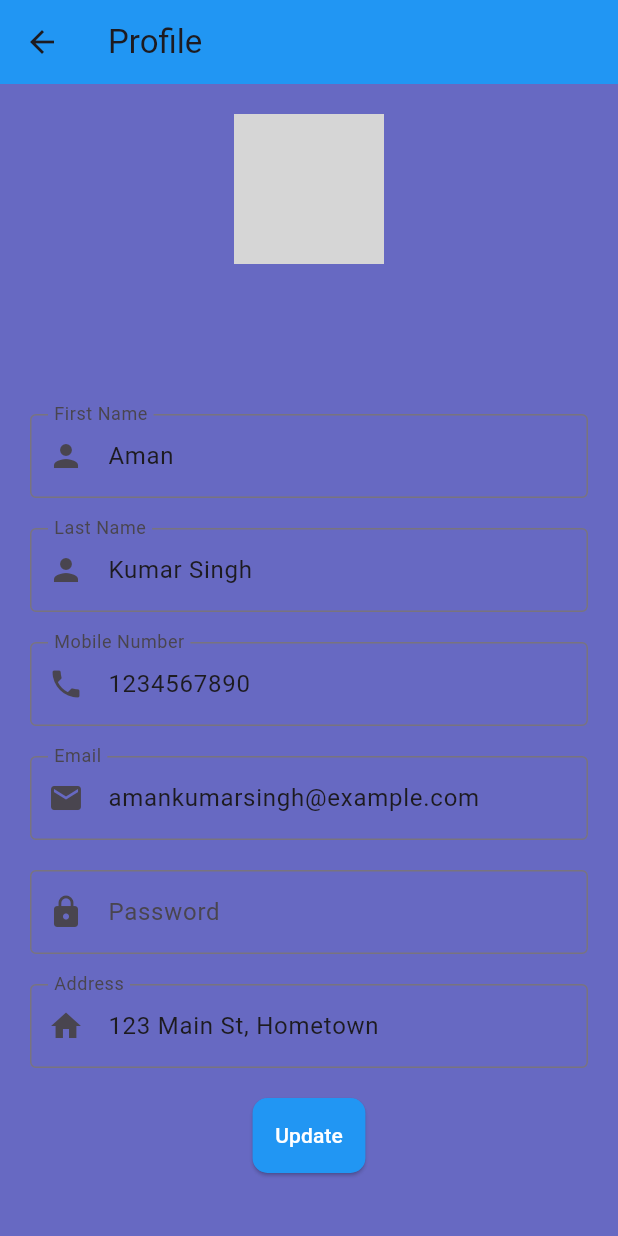
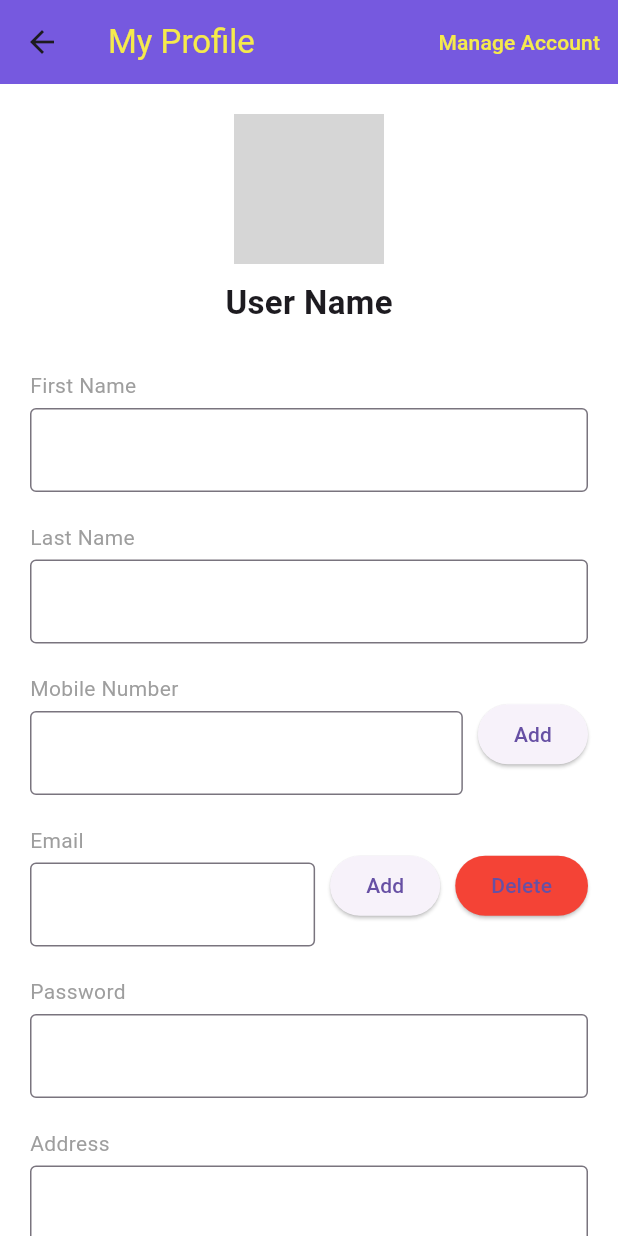
Before and after one commit to fycscoder/triprex, a Flutter app: the ProfilePage screen opened by its route, on a phone screen of 412 x 824 dp. Run offline on Flutter 3.47's test engine with Material 3 defaults, Android fonts, the phone set to English and light mode, and no system bars; our stand-ins replace cloud_firestore, firebase_auth, firebase_core, google_sign_in, permission_handler; missing offline and left inert: qr_code_scanner; accounts and stored records are empty; grey boxes are pictures that could not be loaded.

Commit message:
commit my changes

```diff
--- a/lib/profile_page.dart
+++ b/lib/profile_page.dart
@@ -1,104 +1,179 @@
+import 'package:cloud_firestore/cloud_firestore.dart';
 import 'package:flutter/material.dart';
 
 class ProfilePage extends StatefulWidget {
-  const ProfilePage({Key? key}) : super(key: key);
-
   @override
   _ProfilePageState createState() => _ProfilePageState();
 }
 
 class _ProfilePageState extends State<ProfilePage> {
-  final _formKey = GlobalKey<FormState>();
+  final TextEditingController _firstNameController = TextEditingController();
+  final TextEditingController _lastNameController = TextEditingController();
+  final TextEditingController _mobileNumberController = TextEditingController();
+  final TextEditingController _emailController = TextEditingController();
+  final TextEditingController _passwordController = TextEditingController();
+  final TextEditingController _addressController = TextEditingController();
 
-  // Initial values
-  final _firstNameController = TextEditingController(text: 'Aman');
-  final _lastNameController = TextEditingController(text: 'Kumar Singh');
-  final _mobileNumberController = TextEditingController(text: '1234567890');
-  final _emailController = TextEditingController(text: 'amankumarsingh@example.com');
-  final _passwordController = TextEditingController(text: '');
-  final _addressController = TextEditingController(text: '123 Main St, Hometown');
+  @override
+  void initState() {
+    super.initState();
+    _loadUserProfile();
+  }
+
+  Future<void> _loadUserProfile() async {
+    try {
+      DocumentSnapshot userProfile = await FirebaseFirestore.instance
+          .collection('users')
+          .doc('userId') // Use actual user ID
+          .get();
+
+      if (userProfile.exists) {
+        _firstNameController.text = userProfile['firstName'];
+        _lastNameController.text = userProfile['lastName'];
+        _mobileNumberController.text = userProfile['mobileNumber'];
+        _emailController.text = userProfile['email'];
+        _passwordController.text = userProfile['password'];
+        _addressController.text = userProfile['address'];
+      }
+    } catch (e) {
+      print('Error loading user profile: $e');
+    }
+  }
+
+  Future<void> _updateUserProfile() async {
+    try {
+      await FirebaseFirestore.instance.collection('profiles').doc('profileId').set({
+        'firstName': _firstNameController.text,
+        'lastName': _lastNameController.text,
+        'mobileNumber': _mobileNumberController.text,
+        'email': _emailController.text,
+        'password': _passwordController.text,
+        'address': _addressController.text,
+      });
+
+      showDialog(
+        context: context,
+        builder: (context) {
+          return AlertDialog(
+            title: Text('Profile Updated'),
+            content: Text('Your profile has been updated successfully!'),
+            actions: [
+              TextButton(
+                onPressed: () {
+                  Navigator.of(context).pop();
+                },
+                child: Text('OK'),
+              ),
+            ],
+          );
+        },
+      );
+    } catch (e) {
+      print('Error updating profile: $e');
+    }
+  }
 
   @override
   Widget build(BuildContext context) {
     return Scaffold(
+      backgroundColor: Colors.white,
       appBar: AppBar(
-        title: const Text('Profile'),
-        backgroundColor: Colors.blue,
+        title: Text(
+          'My Profile',
+          style: TextStyle(color: Color.fromRGBO(245, 234, 76, 1)),
         ),
-      body: Padding(
+        backgroundColor: Color.fromARGB(255, 118, 89, 223),
+        actions: [
+          TextButton(
+            onPressed: () {
+              // Add your manage account logic here
+            },
+            child: Text(
+              'Manage Account',
+              style: TextStyle(color: Color.fromRGBO(245, 234, 76, 1)),
+            ),
+          ),
+        ],
+      ),
+      body: SingleChildScrollView(
+        child: Padding(
           padding: const EdgeInsets.all(20.0),
-        child: Form(
-          key: _formKey,
-          child: SingleChildScrollView(
           child: Column(
-              mainAxisAlignment: MainAxisAlignment.center,
             children: [
               CircleAvatar(
                 radius: 50,
                 backgroundImage: AssetImage('img2.png'),
               ),
-                const SizedBox(height: 20),
+              SizedBox(height: 10),
               Text(
-                  '',
-                  style: TextStyle(fontSize: 20, fontWeight: FontWeight.bold, color: Colors.blue),
+                'User Name', // Placeholder text
+                style: TextStyle(fontSize: 22, fontWeight: FontWeight.bold),
               ),
-                const SizedBox(height: 10),
-                Text(''),
-                const SizedBox(height: 20),
-                _buildTextField('First Name', Icons.person, _firstNameController),
-                const SizedBox(height: 20),
-                _buildTextField('Last Name', Icons.person, _lastNameController),
-                const SizedBox(height: 20),
-                _buildTextField('Mobile Number', Icons.phone, _mobileNumberController),
-                const SizedBox(height: 20),
-                _buildTextField('Email', Icons.email, _emailController),
-                const SizedBox(height: 20),
-                _buildTextField('Password', Icons.lock, _passwordController, obscureText: true),
-                const SizedBox(height: 20),
-                _buildTextField('Address', Icons.home, _addressController),
-                const SizedBox(height: 20),
+              SizedBox(height: 20),
+              buildProfileField('First Name', _firstNameController),
+              buildProfileField('Last Name', _lastNameController),
+              buildProfileField('Mobile Number', _mobileNumberController, isButton: true),
+              buildProfileField('Email', _emailController, isButton: true, hasDelete: true),
+              buildProfileField('Password', _passwordController, isPassword: true),
+              buildProfileField('Address', _addressController),
+              SizedBox(height: 20),
               ElevatedButton(
-                  onPressed: () {
-                    if (_formKey.currentState!.validate()) {
-                      _formKey.currentState!.save();
-                      ScaffoldMessenger.of(context).showSnackBar(
-                        SnackBar(
-                          content: Text('Profile Updated Successfully!'),
-                          duration: Duration(seconds: 2),
-                        ),
-                      );
-                    }
-                  },
-                  child: const Text('Update'),
+                onPressed: _updateUserProfile,
+                child: Text('Update'),
                 style: ElevatedButton.styleFrom(
-                    foregroundColor: Colors.white, backgroundColor: Colors.blue,
-                    padding: EdgeInsets.all(15),
-                    shape: RoundedRectangleBorder(
-                      borderRadius: BorderRadius.circular(10),
-                    ),
+                  padding: EdgeInsets.symmetric(horizontal: 50, vertical: 15),
                 ),
               ),
             ],
           ),
         ),
       ),
+    );
+  }
+
+  Widget buildProfileField(String label, TextEditingController controller,
+      {bool isButton = false, bool hasDelete = false, bool isPassword = false}) {
+    return Padding(
+      padding: const EdgeInsets.symmetric(vertical: 10),
+      child: Row(
+        children: [
+          Expanded(
+            child: Column(
+              crossAxisAlignment: CrossAxisAlignment.start,
+              children: [
+                Text(label, style: TextStyle(color: Colors.grey)),
+                SizedBox(height: 5),
+                TextField(
+                  controller: controller,
+                  obscureText: isPassword,
+                  decoration: InputDecoration(
+                    border: OutlineInputBorder(),
+                  ),
+                ),
+              ],
+            ),
+          ),
+          if (isButton) ...[
+            SizedBox(width: 10),
+            ElevatedButton(
+              onPressed: () {
+                // Add your logic for Add button here
+              },
+              child: Text('Add'),
+            ),
+            if (hasDelete) ...[
+              SizedBox(width: 10),
+              ElevatedButton(
+                onPressed: () {
+                  // Add your logic for Delete button here
+                },
+                child: Text('Delete'),
+                style: ElevatedButton.styleFrom(backgroundColor: Colors.red),
+              ),
+            ],
+          ],
+        ],
       ),
     );
   }
-
-  Widget _buildTextField(String label, IconData icon, TextEditingController controller, {bool obscureText = false}) {
-    return TextFormField(
-      controller: controller,
-      decoration: InputDecoration(
-        labelText: label,
-        border: OutlineInputBorder(),
-        prefixIcon: Icon(icon),
-      ),
-      obscureText: obscureText,
-      validator: (value) {
-        if (value!.isEmpty) return 'Please enter your $label';
-        return null;
-      },
-    );
 }
-}
```
Also changed, not shown: lib/contact_page.dart (+2 -20 lines), lib/feedback_page.dart (+40 -3 lines), lib/home_page.dart (+86 -135 lines), lib/main.dart (+16 -15 lines), assets/hist.jpg (added). Lines whose indentation alone changed are shown as unchanged.
